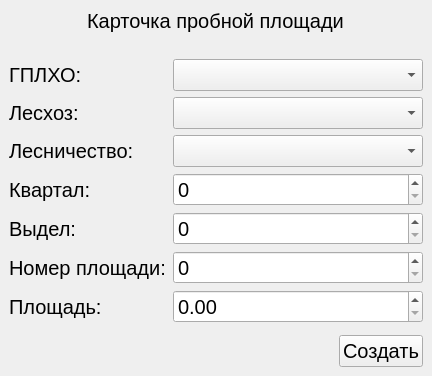
Old version of the form modules/trees_accounting/src/gui/area_property.ui in the repository daniluuuuuuuk/daniluuuuuuuk.github.io.
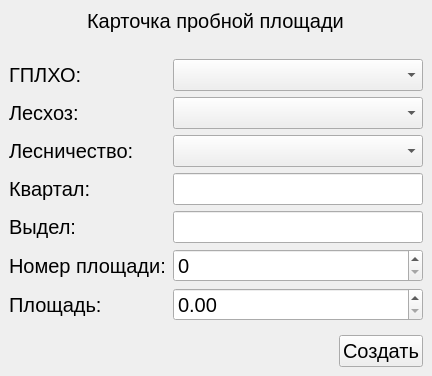
New version of the form.

Commit message: Изменил на стринг

Patch:
```diff
--- a/modules/trees_accounting/src/gui/area_property.ui
+++ b/modules/trees_accounting/src/gui/area_property.ui
@@ -113,11 +113,11 @@
        </widget>
       </item>
       <item>
-       <widget class="QSpinBox" name="spinBox">
-        <property name="minimumSize">
+       <widget class="QLineEdit" name="lineEdit">
+        <property name="maximumSize">
          <size>
           <width>250</width>
-          <height>0</height>
+          <height>16777215</height>
          </size>
         </property>
        </widget>
@@ -134,11 +134,11 @@
        </widget>
       </item>
       <item>
-       <widget class="QSpinBox" name="spinBox_2">
-        <property name="minimumSize">
+       <widget class="QLineEdit" name="lineEdit_2">
+        <property name="maximumSize">
          <size>
           <width>250</width>
-          <height>0</height>
+          <height>16777215</height>
          </size>
         </property>
        </widget>
```
The commit also changes 2 other files.
